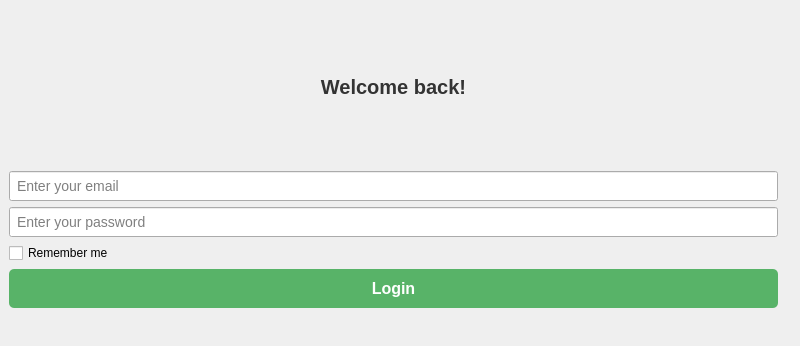
The window that src/login.ui (codingburgas/finance-challenge-vermogenskrieger) describes before a commit, drawn with Qt 5; both pictures show x 0 to 800 and y 0 to 346 of the 800 by 500 pixel window.
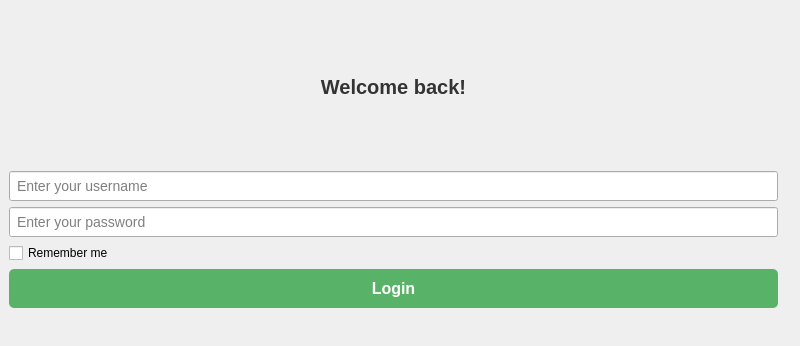
The same window after the commit. Icons and pictures are not drawn.

The edit to the form file:
```diff
--- a/src/login.ui
+++ b/src/login.ui
@@ -36,7 +36,7 @@
          <string notr="true">padding: 5px; font-size: 14px;</string>
         </property>
         <property name="placeholderText">
-         <string>Enter your email</string>
+         <string>Enter your username</string>
         </property>
        </widget>
       </item>
```
